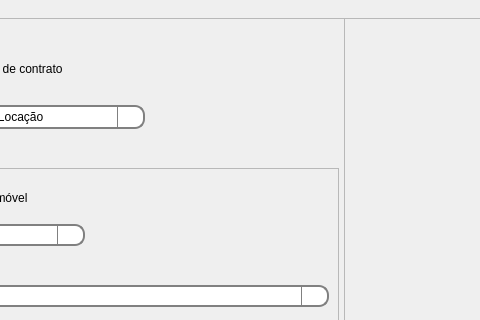
Before: the Qt Designer form front/ui/Main.ui in tiagodsg1/gerador_contratos, drawn with Qt 5; both pictures show x 125 to 605 and y 0 to 320 of the 1121 by 657 pixel window.
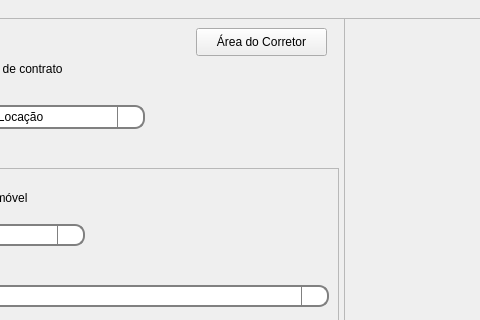
After: the same form once the commit is applied. Icons and pictures are not drawn.

```diff
--- a/front/ui/Main.ui
+++ b/front/ui/Main.ui
@@ -351,7 +351,7 @@
        <property name="geometry">
         <rect>
          <x>270</x>
-         <y>87</y>
+         <y>84</y>
          <width>31</width>
          <height>28</height>
         </rect>
@@ -433,6 +433,22 @@
         <string>Verificar Endereço</string>
        </property>
       </widget>
+      <widget class="QPushButton" name="pushButton_4">
+       <property name="geometry">
+        <rect>
+         <x>312</x>
+         <y>10</y>
+         <width>131</width>
+         <height>28</height>
+        </rect>
+       </property>
+       <property name="cursor">
+        <cursorShape>PointingHandCursor</cursorShape>
+       </property>
+       <property name="text">
+        <string>Área do Corretor</string>
+       </property>
+      </widget>
      </widget>
     </item>
    </layout>
```
Left out of the diff: 3 changed lines with no effect on the pictures.
